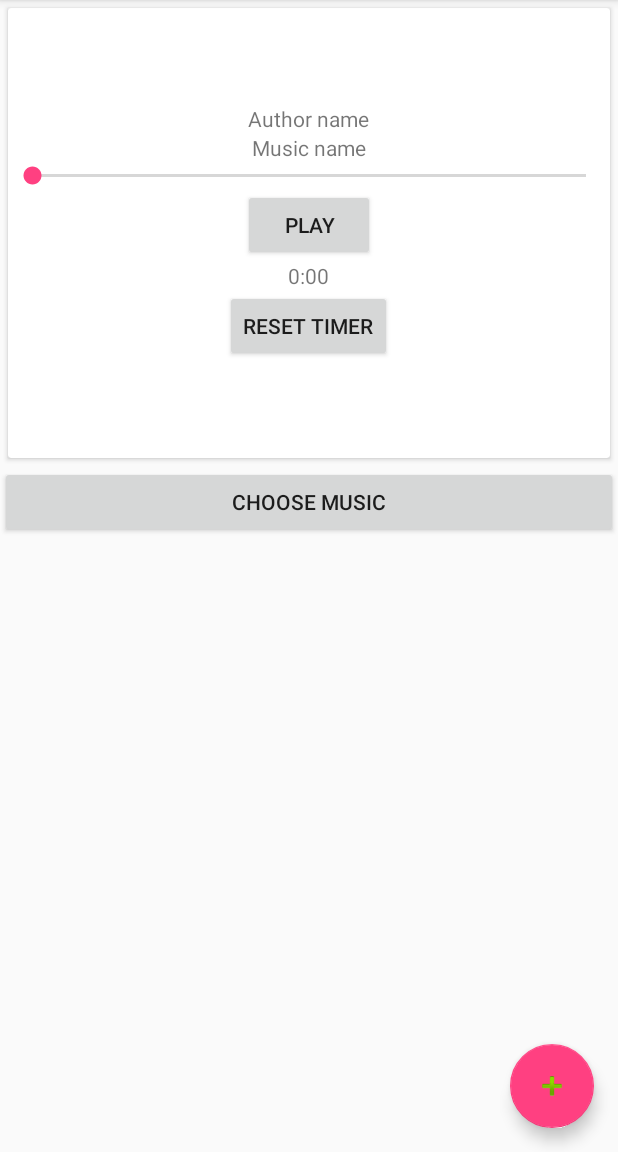
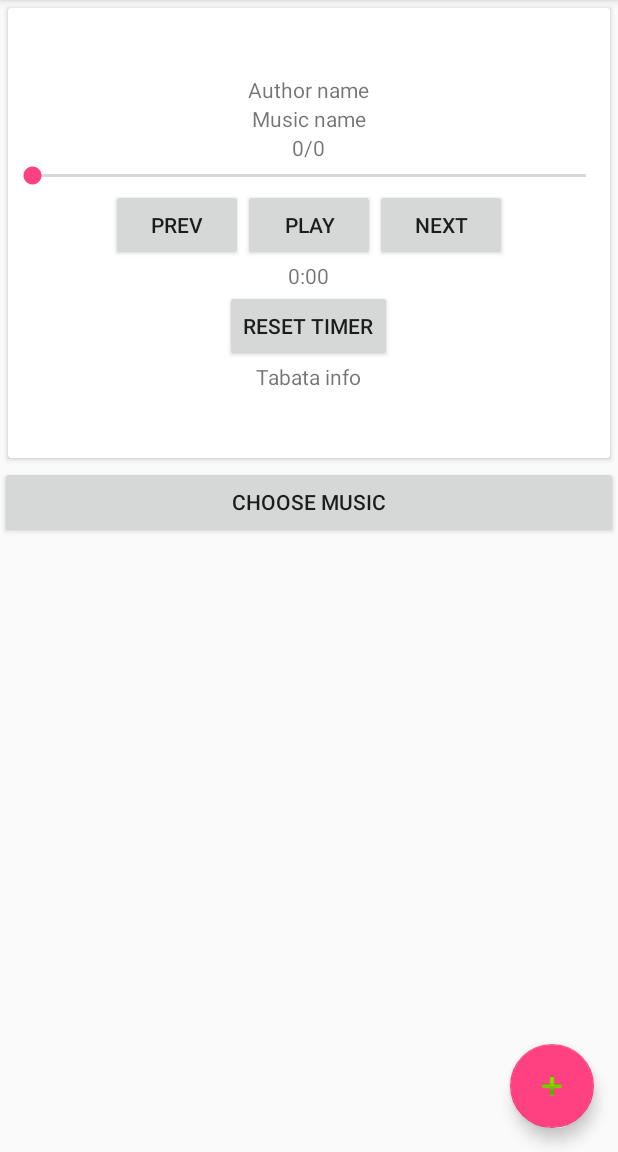
Before and after one commit to qdri1/TorgaiGym, an Android app: the fragment TabataFragment placed in its activity, on a phone screen of 412 x 824 dp, the part 84-1236 px from its top. Run offline under Robolectric (Android 15) with nearby library versions, the phone set to English and light mode, and no system bars; our stand-ins replace Firebase (no records; nobody signed in at launch, a user with empty details on screens opened directly).

```diff
--- a/app/src/main/AndroidManifest.xml
+++ b/app/src/main/AndroidManifest.xml
@@ -4,6 +4,7 @@
 
     <uses-permission android:name="android.permission.READ_EXTERNAL_STORAGE" />
     <uses-permission android:name="android.permission.INTERNET" />
+    <uses-permission android:name="android.permission.VIBRATE" />
 
     <application
         android:allowBackup="true"
--- a/app/src/main/res/layout/add_tabata_timer_dialog_view.xml
+++ b/app/src/main/res/layout/add_tabata_timer_dialog_view.xml
@@ -14,14 +14,14 @@
         android:id="@+id/t_1"
         android:layout_width="match_parent"
         android:layout_height="wrap_content"
-        android:hint="@string/t_1"
+        android:hint="@string/t_1_desc"
         android:inputType="numberDecimal" />
 
     <EditText
         android:id="@+id/t_2"
         android:layout_width="match_parent"
         android:layout_height="wrap_content"
-        android:hint="@string/t_2"
+        android:hint="@string/t_2_desc"
         android:inputType="numberDecimal" />
 
     <EditText
--- a/app/src/main/res/layout/fragment_tabata.xml
+++ b/app/src/main/res/layout/fragment_tabata.xml
@@ -33,16 +33,42 @@
                     android:layout_height="wrap_content"
                     android:text="Music name" />
 
+                <TextView
+                    android:id="@+id/music_position"
+                    android:layout_width="wrap_content"
+                    android:layout_height="wrap_content"
+                    android:text="0/0" />
+
                 <SeekBar
                     android:id="@+id/seek_bar"
                     android:layout_width="match_parent"
                     android:layout_height="wrap_content" />
 
-                <Button
-                    android:id="@+id/play_button"
+                <LinearLayout
                     android:layout_width="wrap_content"
                     android:layout_height="wrap_content"
-                    android:text="Play" />
+                    android:gravity="center"
+                    android:orientation="horizontal">
+
+                    <Button
+                        android:id="@+id/prev_button"
+                        android:layout_width="wrap_content"
+                        android:layout_height="wrap_content"
+                        android:text="Prev" />
+
+                    <Button
+                        android:id="@+id/play_button"
+                        android:layout_width="wrap_content"
+                        android:layout_height="wrap_content"
+                        android:text="Play" />
+
+                    <Button
+                        android:id="@+id/next_button"
+                        android:layout_width="wrap_content"
+                        android:layout_height="wrap_content"
+                        android:text="Next" />
+
+                </LinearLayout>
 
                 <TextView
                     android:id="@+id/timer"
@@ -55,6 +81,12 @@
                     android:layout_width="wrap_content"
                     android:layout_height="wrap_content"
                     android:text="Reset timer" />
+
+                <TextView
+                    android:id="@+id/tabata_info"
+                    android:layout_width="wrap_content"
+                    android:layout_height="wrap_content"
+                    android:text="Tabata info" />
 
             </LinearLayout>
 
--- a/app/src/main/res/values/strings.xml
+++ b/app/src/main/res/values/strings.xml
@@ -39,7 +39,9 @@
     <string name="navigation_drawer_close">Navigation close</string>
 
     <string name="t_1">T1</string>
+    <string name="t_1_desc">Время работы</string>
     <string name="t_2">T2</string>
+    <string name="t_2_desc">Время отдыха</string>
     <string name="tabata_rounds">Кол. раундов</string>
 
 
```
Also changed, not shown: app/src/main/java/com/torgaigym/torgai/torgaigym/classes/Music.java (added, +29 -0 lines), app/src/main/java/com/torgaigym/torgai/torgaigym/fragments/TabataFragment.java (+191 -89 lines).
